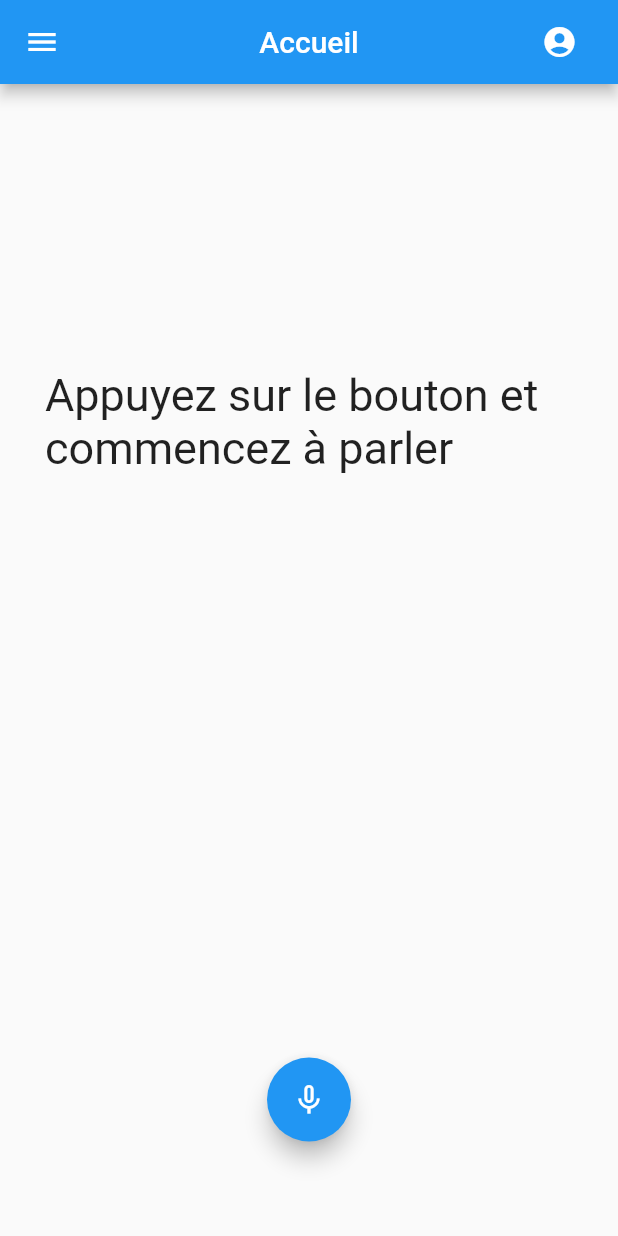
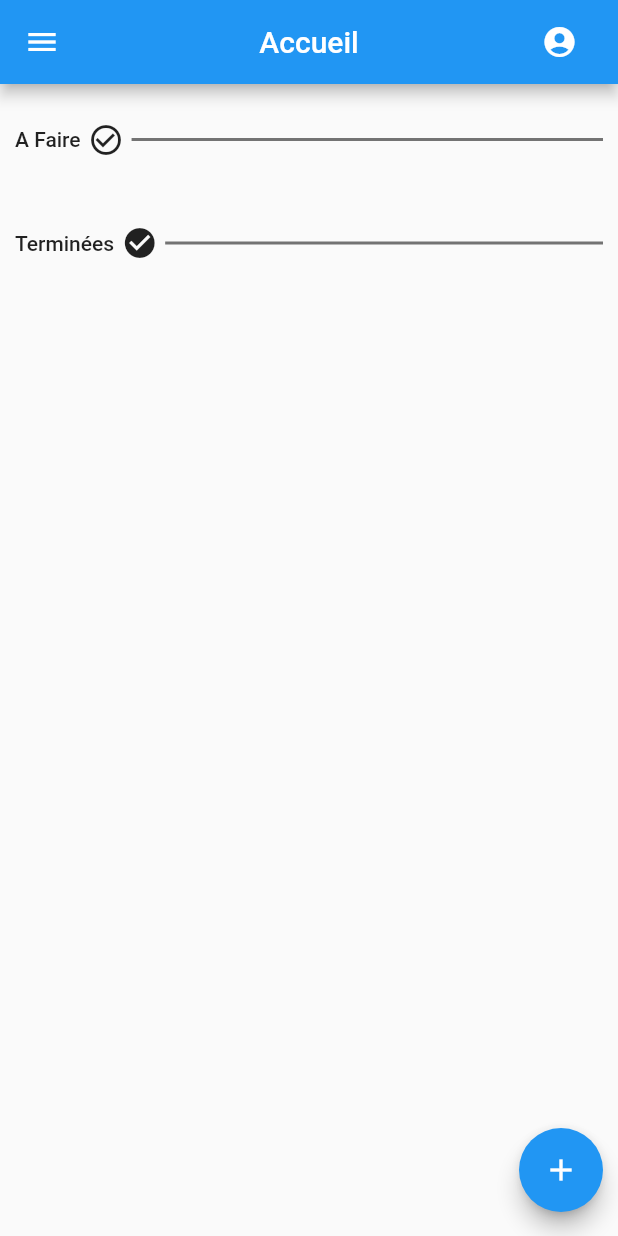
Before and after one commit to welmahjoub/privatenanny_flutter, a Flutter app: the HomeScreen screen opened directly, on a phone screen of 412 x 824 dp. Run offline on Flutter 3.47's test engine with Material 2 defaults, Android fonts, the phone set to English and light mode, and no system bars; drawn by our look-alikes of avatar_glow; our stand-ins replace email_validator, firebase_auth, firebase_core, speech_to_text; accounts and stored records are empty.

Commit message:
home design updated

```diff
--- a/lib/page/home.dart
+++ b/lib/page/home.dart
@@ -1,11 +1,13 @@
 import 'package:avatar_glow/avatar_glow.dart';
 import 'package:flutter/material.dart';
+import 'package:intl/intl.dart';
 import 'package:private_nanny/model/task.dart';
 import 'package:private_nanny/page/task_form.dart';
 import 'package:private_nanny/page/widgets.dart';
 import 'package:private_nanny/service/UserService.dart';
 import 'package:private_nanny/service/auth.dart';
 import 'package:private_nanny/service/utility.dart';
+import 'package:private_nanny/widget/expandable_fab.dart';
 import 'package:speech_to_text/speech_to_text.dart' as stt;
 
 class HomeScreen extends StatefulWidget {
@@ -14,92 +16,188 @@ class HomeScreen extends StatefulWidget {
 }
 
 class _HomeScreenState extends State<HomeScreen> {
-  AuthService _authService = AuthService();
-  UserService back = UserService();
-  Widgets widgets = Widgets();
+  final AuthService _authService = AuthService();
+  final Widgets _widgets = Widgets();
 
-  List<Task> userTasks = List();
+  List<Task> _userTasksToDo = [];
+  List<Task> _userTasksDone = [];
 
   stt.SpeechToText _speech;
   bool _isListening = false;
-  String _text = 'Appuyez sur le bouton et commencez à parler';
+  String _text = '';
   var _localeId = '';
 
   @override
   void initState() {
     super.initState();
     _speech = stt.SpeechToText();
-    print(_authService.auth.currentUser.uid);
-    setState(() {
-      userTasks = UserService.currentUser?.tasks;
-      if (userTasks == null) {
-        userTasks = [];
+    // print(_authService.auth.currentUser.uid);
+    if (UserService.currentUser?.tasks != null) {
+      _userTasksToDo = UserService.currentUser.tasks
+          .where((element) => !element.isValidated)
+          .toList();
+      _userTasksToDo.sort((a, b) => a.dateTime.compareTo(b.dateTime));
+
+      _userTasksDone = UserService.currentUser.tasks
+          .where((element) => element.isValidated)
+          .toList();
+      _userTasksDone.sort((a, b) => a.dateTime.compareTo(b.dateTime));
     }
-    });
   }
 
   @override
   Widget build(BuildContext context) {
     return Scaffold(
-        appBar: widgets.appBar(context, "Accueil"),
-        drawer: widgets.drawer(context, _authService),
+        appBar: _widgets.appBar(context, "Accueil"),
+        drawer: _widgets.drawer(context, _authService),
         floatingActionButtonLocation: FloatingActionButtonLocation.centerFloat,
-        floatingActionButton: AvatarGlow(
-          animate: _isListening,
-          glowColor: Theme.of(context).primaryColor,
-          endRadius: 75.0,
-          duration: const Duration(milliseconds: 2000),
-          repeatPauseDuration: const Duration(milliseconds: 100),
-          repeat: true,
-          child: FloatingActionButton(
+        floatingActionButton: ExpandableFab(
+          distance: 100.0,
+          children: [
+            ActionButton(
               onPressed: _listen,
-            child: Icon(_isListening ? Icons.mic : Icons.mic_none),
+              icon: Icon(_isListening ? Icons.mic : Icons.mic_none),
+            ),
+            ActionButton(
+              onPressed: () =>
+                  Navigator.push(
+                      context,
+                      MaterialPageRoute(
+                          builder: (context) => TaskFormPage(
+                            task: new Task(),
+                            editable: true,
+                          ))),
+              icon: const Icon(Icons.edit),
+            ),
+          ],
+        ),
+        body: SingleChildScrollView(
+            child: Column(children: [
+              Visibility(
+                visible: _text.isNotEmpty && _isListening,
+                child: Container(
+                  padding: const EdgeInsets.only(left: 10, right: 10, bottom: 10, top: 20),
+                  child: Text(
+                    _text,
+                    style: const TextStyle(
+                      fontSize: 15.0,
+                      fontWeight: FontWeight.w500,
                     ),
                   ),
-        body: SingleChildScrollView(
-            child: Column(children: <Widget>[
+                ),
+              ),
               Container(
-              //color: Colors.amber[600],
-              padding: const EdgeInsets.fromLTRB(10.0, 10.0, 10.0, 150.0),
+                padding: EdgeInsets.only(top: 25, left: 10, right: 10),
+                child: Row(
+                  children: [
+                    Text(
+                      'A Faire',
+                      style: TextStyle(
+                          fontWeight: FontWeight.w500
+                      ),
+                    ),
+                    Container(
+                      margin: EdgeInsets.only(left: 5),
+                      child: Icon(
+                        Icons.check_circle_outline,
+                      ),
+                    ),
+                    Expanded(
+                      child: Divider(
+                        thickness: 2,
+                        color: Colors.black54,
+                        indent: 5,
+                      ),
+                    )
+                  ],
+                ),
+              ),
+              Container(
+                  padding: const EdgeInsets.all(10.0),
                   child: ListView.builder(
-                  //scrollDirection: Axis.vertical,
                       shrinkWrap: true,
-                  itemCount: userTasks.length,
+                      itemCount: _userTasksToDo.length,
                       itemBuilder: (BuildContext context, index) {
                         return Card(
                           child: ListTile(
-                        leading: Text(
-                          userTasks[index].dateTime.day.toString() +
-                              " / " +
-                              userTasks[index].dateTime.month.toString(),
-                        ),
-                        title: Text("  :    " + userTasks[index].title),
-                        onTap: () => displayTask(userTasks[index]),
                             trailing: IconButton(
                                 color: Colors.blue,
-                            icon: userTasks[index].isValidated
+                                icon: _userTasksToDo[index].isValidated
                                     ? Icon(Icons.check_circle_rounded)
                                     : Icon(Icons.check_circle_outline),
                                 onPressed: () {
                                   setState(() {
-                                userTasks[index].isValidated =
-                                    !userTasks[index].isValidated;
+                                    Task task = _userTasksToDo[index];
+                                    task.isValidated = !task.isValidated;
+                                    _userTasksToDo.removeAt(index);
+                                    _userTasksDone.add(task);
+
+                                    _userTasksToDo.sort((a, b) => a.dateTime.compareTo(b.dateTime));
+                                    _userTasksDone.sort((a, b) => a.dateTime.compareTo(b.dateTime));
                                   });
                                 }),
+                            title: Text(_userTasksToDo[index].title),
+                            subtitle: Text(DateFormat('dd/MM/yyyy HH:mm').format(_userTasksToDo[index].dateTime)),
+                            onTap: () => displayTask(_userTasksToDo[index]),
                           ),
                         );
                       })),
               Container(
-            padding: const EdgeInsets.fromLTRB(30.0, 30.0, 30.0, 0.0),
-            child: Text(
-              _text,
-              style: const TextStyle(
-                fontSize: 30.0,
-                //backgroundColor: Colors.black,
-                fontWeight: FontWeight.w400,
+                padding: EdgeInsets.only(top: 25, left: 10, right: 10),
+                child: Row(
+                  children: [
+                    Text(
+                      'Terminées',
+                      style: TextStyle(
+                          fontWeight: FontWeight.w500
                       ),
                     ),
+                    Container(
+                      margin: EdgeInsets.only(left: 5),
+                      child: Icon(
+                        Icons.check_circle,
                       ),
+                    ),
+                    Expanded(
+                      child: Divider(
+                        thickness: 2,
+                        color: Colors.black54,
+                        indent: 5,
+                      ),
+                    )
+                  ],
+                ),
+              ),
+              Container(
+                  padding: const EdgeInsets.all(10.0),
+                  child: ListView.builder(
+                      shrinkWrap: true,
+                      itemCount: _userTasksDone.length,
+                      itemBuilder: (BuildContext context, index) {
+                        return Card(
+                          child: ListTile(
+                            trailing: IconButton(
+                                color: Colors.blue,
+                                icon: _userTasksDone[index].isValidated
+                                    ? Icon(Icons.check_circle_rounded)
+                                    : Icon(Icons.check_circle_outline),
+                                onPressed: () {
+                                  setState(() {
+                                    Task task = _userTasksDone[index];
+                                    task.isValidated = !task.isValidated;
+                                    _userTasksDone.removeAt(index);
+                                    _userTasksToDo.add(task);
+
+                                    _userTasksToDo.sort((a, b) => a.dateTime.compareTo(b.dateTime));
+                                    _userTasksDone.sort((a, b) => a.dateTime.compareTo(b.dateTime));
+                                  });
+                                }),
+                            title: Text(_userTasksDone[index].title),
+                            subtitle: Text(DateFormat('dd/MM/yyyy HH:mm').format(_userTasksDone[index].dateTime)),
+                            onTap: () => displayTask(_userTasksDone[index]),
+                          ),
+                        );
+                      })),
             ])));
   }
 
@@ -110,7 +208,10 @@ class _HomeScreenState extends State<HomeScreen> {
         onError: (val) => print('onError: $val'),
       );
       if (available) {
-        setState(() => _isListening = true);
+        setState(() {
+          _text = '';
+          _isListening = true;
+        });
         var systemLocale = await _speech.systemLocale();
         _localeId = systemLocale.localeId;
         print(_localeId);
@@ -118,7 +219,7 @@ class _HomeScreenState extends State<HomeScreen> {
           localeId: _localeId,
           onResult: (val) => setState(() {
             _text = val.recognizedWords;
-            print(_text);
+            // print(_text);
           }),
         );
       }
@@ -126,6 +227,8 @@ class _HomeScreenState extends State<HomeScreen> {
       setState(() => _isListening = false);
       _speech.stop();
       print("finish ");
+      String textVerification = _text;
+      if (textVerification.trim().isNotEmpty) {
         Navigator.push(
             context,
             MaterialPageRoute(
@@ -133,6 +236,16 @@ class _HomeScreenState extends State<HomeScreen> {
                   task: Utility.splitSpeechText(_text),
                   editable: true,
                 )));
+      } else {
+        print("started");
+        ScaffoldMessenger.of(context)
+            .showSnackBar(
+            SnackBar(
+              behavior: SnackBarBehavior.fixed,
+              content: Text('Nous vous n\'avons rien entendu. Veuillez réessayer s\'il vous plait.'),
+            )
+        );
+      }
     }
   }
 
--- /dev/null
+++ b/lib/widget/expandable_fab.dart
@@ -0,0 +1,244 @@
+import 'dart:math' as math;
+
+import 'package:flutter/material.dart';
+
+@immutable
+class ExpandableFab extends StatefulWidget {
+  const ExpandableFab({
+    Key key,
+    this.initialOpen,
+    this.distance,
+    this.children,
+  }) : super(key: key);
+
+  final bool initialOpen;
+  final double distance;
+  final List<Widget> children;
+
+  @override
+  _ExpandableFabState createState() => _ExpandableFabState();
+}
+
+class _ExpandableFabState extends State<ExpandableFab>
+    with SingleTickerProviderStateMixin {
+  AnimationController _controller;
+  Animation<double> _expandAnimation;
+  bool _open = false;
+
+  @override
+  void initState() {
+    super.initState();
+    _open = widget.initialOpen ?? false;
+    _controller = AnimationController(
+      value: _open ? 1.0 : 0.0,
+      duration: const Duration(milliseconds: 250),
+      vsync: this,
+    );
+    _expandAnimation = CurvedAnimation(
+      curve: Curves.fastOutSlowIn,
+      reverseCurve: Curves.easeOutQuad,
+      parent: _controller,
+    );
+  }
+
+  @override
+  void dispose() {
+    _controller.dispose();
+    super.dispose();
+  }
+
+  void _toggle() {
+    setState(() {
+      _open = !_open;
+      if (_open) {
+        _controller.forward();
+      } else {
+        _controller.reverse();
+      }
+    });
+  }
+
+  @override
+  Widget build(BuildContext context) {
+    return SizedBox.expand(
+      child: Stack(
+        alignment: Alignment.bottomRight,
+        clipBehavior: Clip.none,
+        children: [
+          Positioned(
+              right: 10,
+              bottom: 0,
+              child: _buildTapToCloseFab()
+          ),
+          ..._buildExpandingActionButtons(),
+          Positioned(
+              right: 10,
+              bottom: 0,
+              child: _buildTapToOpenFab()
+          ),
+        ],
+      ),
+    );
+  }
+
+  Widget _buildTapToCloseFab() {
+    return SizedBox(
+      width: 56.0,
+      height: 56.0,
+      child: Center(
+        child: Material(
+          shape: const CircleBorder(),
+          clipBehavior: Clip.antiAlias,
+          elevation: 4.0,
+          child: InkWell(
+            onTap: _toggle,
+            child: Padding(
+              padding: const EdgeInsets.all(8.0),
+              child: Icon(
+                Icons.close,
+                color: Theme.of(context).primaryColor,
+              ),
+            ),
+          ),
+        ),
+      ),
+    );
+  }
+
+  List<Widget> _buildExpandingActionButtons() {
+    final children = <Widget>[];
+    final count = widget.children.length;
+    final step = 90.0 / (count - 1);
+    for (var i = 0, angleInDegrees = 0.0;
+    i < count;
+    i++, angleInDegrees += step) {
+      children.add(
+        _ExpandingActionButton(
+          directionInDegrees: angleInDegrees,
+          maxDistance: widget.distance,
+          progress: _expandAnimation,
+          child: widget.children[i],
+        ),
+      );
+    }
+    return children;
+  }
+
+  Widget _buildTapToOpenFab() {
+    return IgnorePointer(
+      ignoring: _open,
+      child: AnimatedContainer(
+        transformAlignment: Alignment.center,
+        transform: Matrix4.diagonal3Values(
+          _open ? 0.7 : 1.0,
+          _open ? 0.7 : 1.0,
+          1.0,
+        ),
+        duration: const Duration(milliseconds: 250),
+        curve: const Interval(0.0, 0.5, curve: Curves.easeOut),
+        child: AnimatedOpacity(
+          opacity: _open ? 0.0 : 1.0,
+          curve: const Interval(0.25, 1.0, curve: Curves.easeInOut),
+          duration: const Duration(milliseconds: 250),
+          child: FloatingActionButton(
+            onPressed: _toggle,
+            child: const Icon(Icons.add),
+          ),
+        ),
+      ),
+    );
+  }
+}
+
+@immutable
+class _ExpandingActionButton extends StatelessWidget {
+  _ExpandingActionButton({
+    Key key,
+    this.directionInDegrees,
+    this.maxDistance,
+    this.progress,
+    this.child,
+  }) : super(key: key);
+
+  final double directionInDegrees;
+  final double maxDistance;
+  final Animation<double> progress;
+  final Widget child;
+
+  @override
+  Widget build(BuildContext context) {
+    return AnimatedBuilder(
+      animation: progress,
+      builder: (context, child) {
+        final offset = Offset.fromDirection(
+          directionInDegrees * (math.pi / 180.0),
+          progress.value * maxDistance,
+        );
+        return Positioned(
+          right: 7.0 + offset.dx,
+          bottom: 4.0 + offset.dy,
+          child: Transform.rotate(
+            angle: (1.0 - progress.value) * math.pi / 2,
+            child: child,
+          ),
+        );
+      },
+      child: FadeTransition(
+        opacity: progress,
+        child: child,
+      ),
+    );
+  }
+}
+
+@immutable
+class ActionButton extends StatelessWidget {
+  const ActionButton({
+    Key key,
+    this.onPressed,
+    this.icon,
+  }) : super(key: key);
+
+  final VoidCallback onPressed;
+  final Widget icon;
+
+  @override
+  Widget build(BuildContext context) {
+    final theme = Theme.of(context);
+    return Material(
+      shape: const CircleBorder(),
+      clipBehavior: Clip.antiAlias,
+      color: theme.accentColor,
+      elevation: 4.0,
+      child: IconTheme.merge(
+        data: theme.accentIconTheme,
+        child: IconButton(
+          onPressed: onPressed,
+          icon: icon,
+        ),
+      ),
+    );
+  }
+}
+
+@immutable
+class FakeItem extends StatelessWidget {
+  const FakeItem({
+    Key key,
+    this.isBig,
+  }) : super(key: key);
+
+  final bool isBig;
+
+  @override
+  Widget build(BuildContext context) {
+    return Container(
+      margin: const EdgeInsets.symmetric(vertical: 8.0, horizontal: 24.0),
+      height: isBig ? 128.0 : 36.0,
+      decoration: BoxDecoration(
+        borderRadius: const BorderRadius.all(Radius.circular(8.0)),
+        color: Colors.grey.shade300,
+      ),
+    );
+  }
+}
```
Lines whose indentation alone changed are shown as unchanged.
